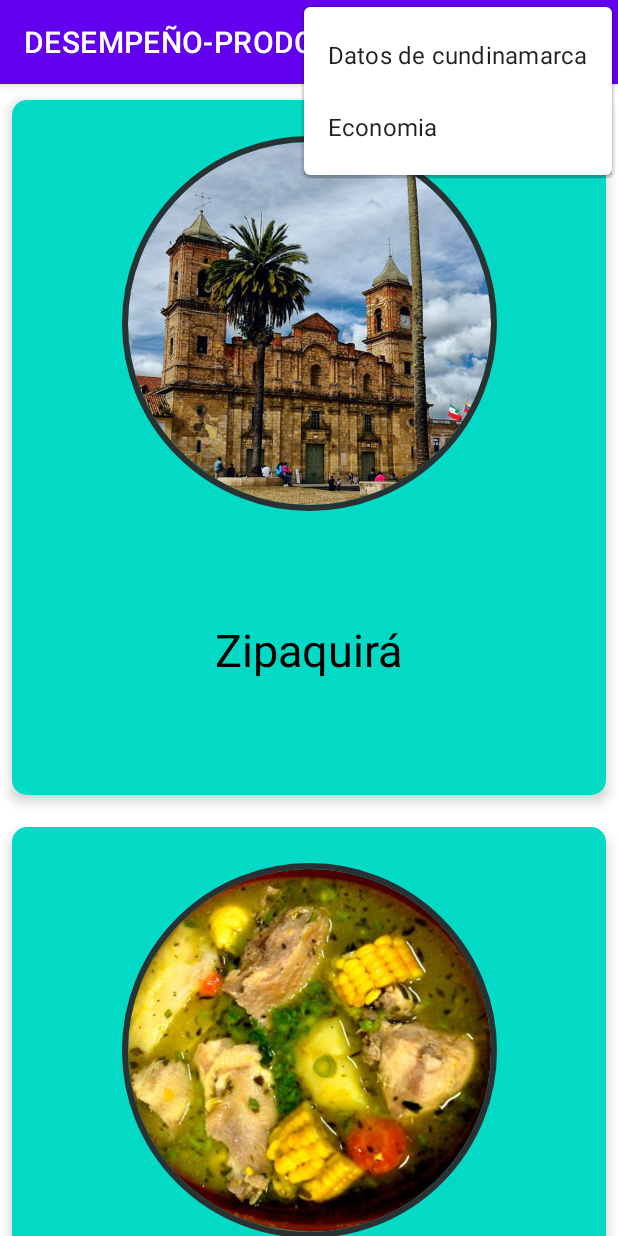
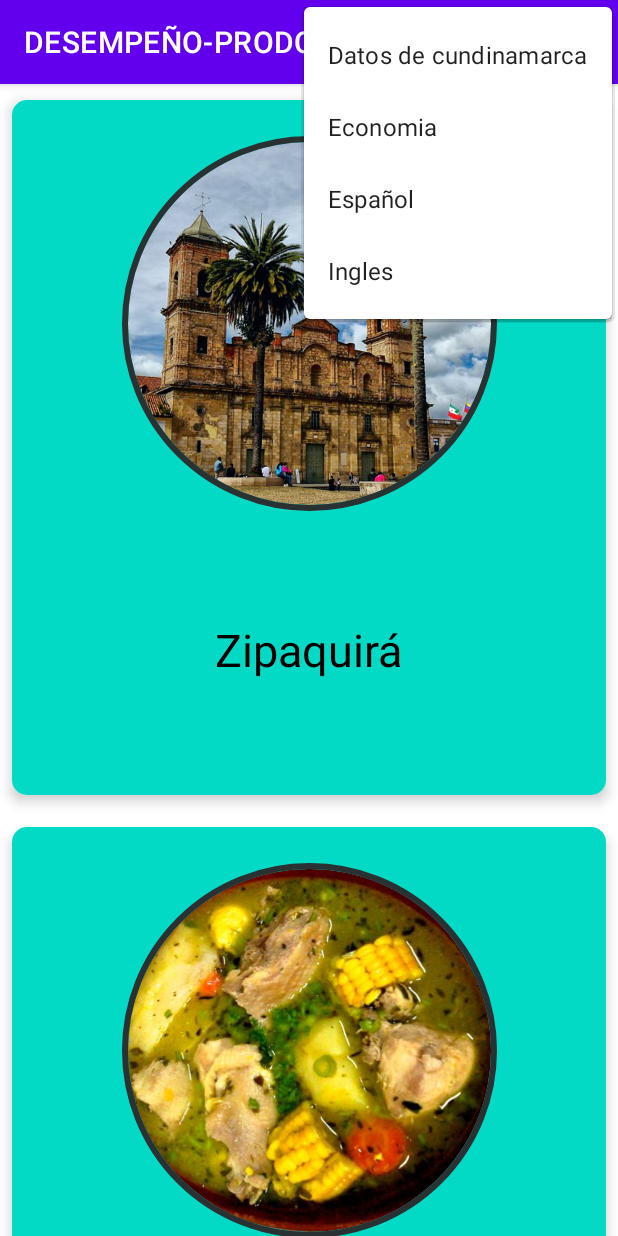
Before and after one commit to migueld2000/DESEMPEOPRODCUTO, an Android app: the Home screen opened directly, with no data from a screen before it, with the options menu open, on a phone screen of 412 x 824 dp. Run offline under Robolectric (Android 15) with nearby library versions, the light colour scheme and no system bars; plain views replace CircularImageView.

Commit message:
Fin menu y coneccion con bases de datos-1

```diff
--- a/app/src/main/AndroidManifest.xml
+++ b/app/src/main/AndroidManifest.xml
@@ -1,6 +1,8 @@
 <?xml version="1.0" encoding="utf-8"?>
 <manifest xmlns:android="http://schemas.android.com/apk/res/android"
     package="com.example.desempeo_prodcuto">
+
+    <uses-permission android:name="android.permission.INTERNET"/>
 
     <application
         android:allowBackup="true"
--- a/app/src/main/res/menu/menu.xml
+++ b/app/src/main/res/menu/menu.xml
@@ -8,4 +8,12 @@
         android:id="@+id/opcion2"
         android:title="@string/opcion2"
         />
+    <item
+        android:id="@+id/opcion3"
+        android:title="@string/opcion3"
+        />
+    <item
+        android:id="@+id/opcion4"
+        android:title="@string/opcion4"
+        />
 </menu>
--- a/app/src/main/res/values/strings.xml
+++ b/app/src/main/res/values/strings.xml
@@ -13,6 +13,8 @@
 
     <string name="opcion1">Datos de cundinamarca</string>
     <string name="opcion2">Economia</string>
+    <string name="opcion3">Español</string>
+    <string name="opcion4">Ingles</string>
 
 
     <string name="opcion1_subtitulo1">
--- a/build.gradle
+++ b/build.gradle
@@ -6,6 +6,7 @@ buildscript {
     }
     dependencies {
         classpath "com.android.tools.build:gradle:4.1.3"
+        classpath 'com.google.gms:google-services:4.3.8'
 
         // NOTE: Do not place your application dependencies here; they belong
         // in the individual module build.gradle files
```
Also changed, not shown: app/build.gradle (+7 -0 lines), app/src/main/java/com/example/desempeo_prodcuto/Home.java (+27 -0 lines), 2 other files.
